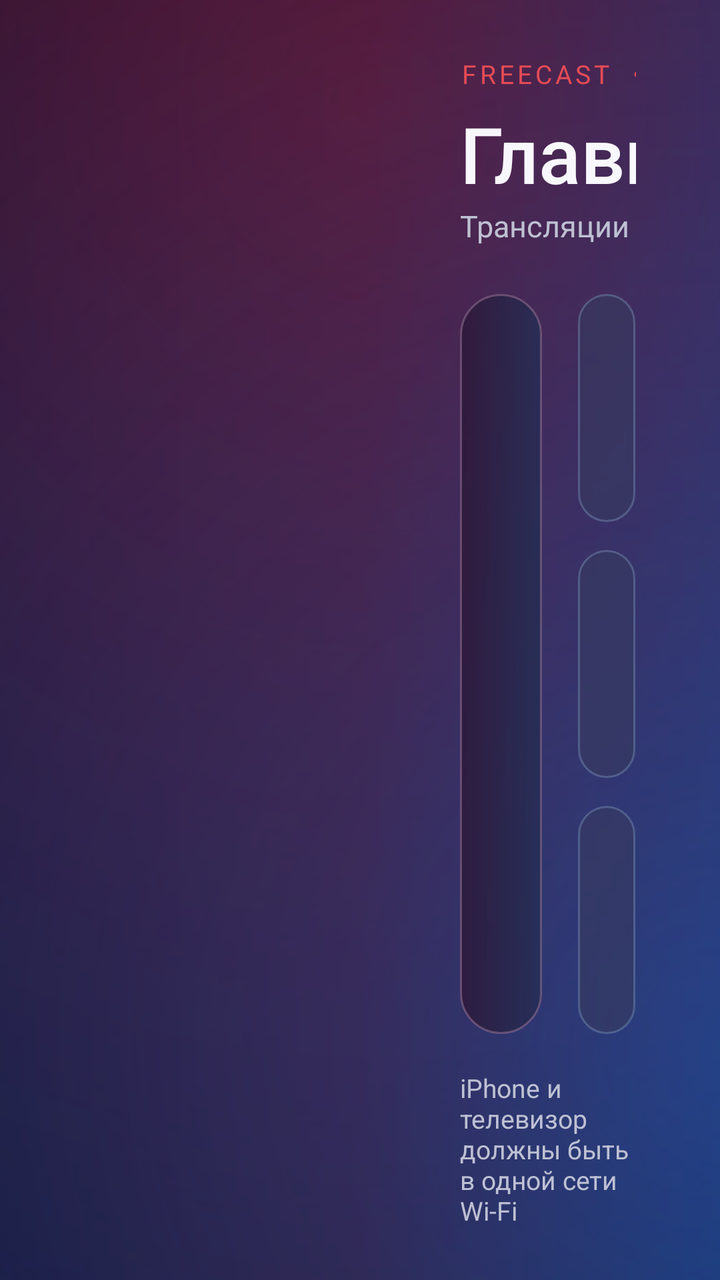
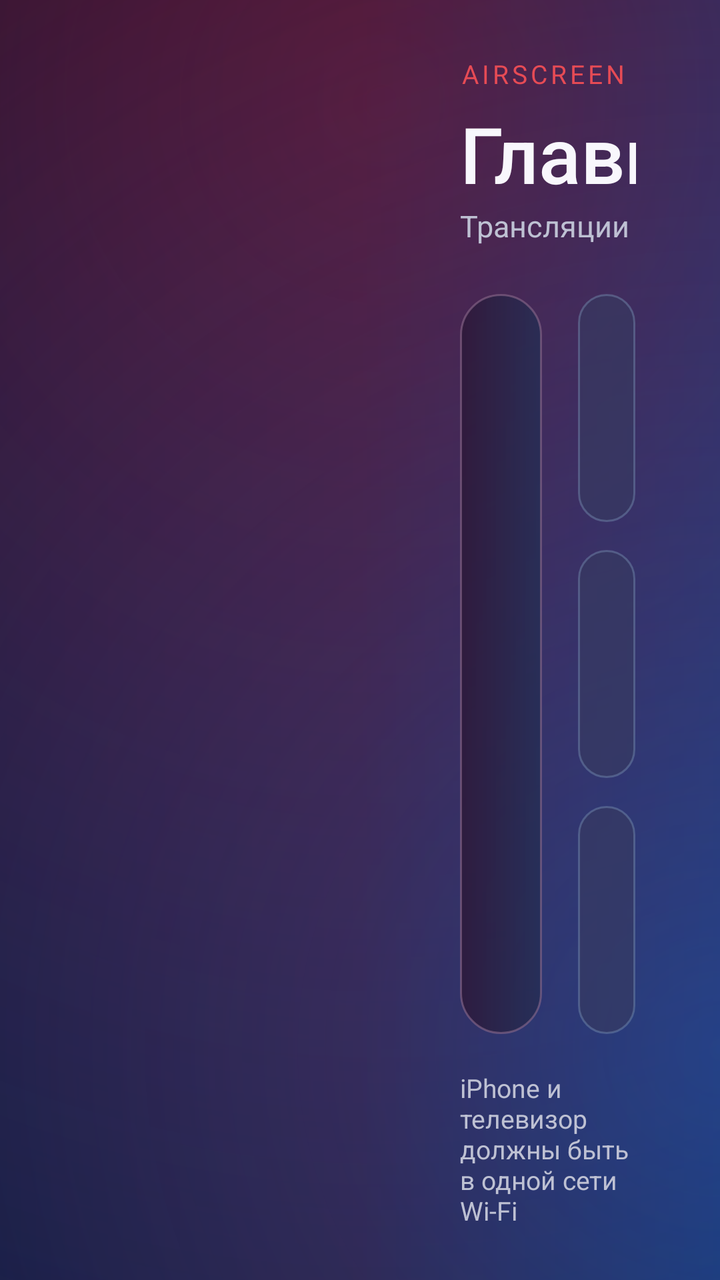

Before-and-after screenshots of an Android layout around one commit, followed by the original layout XML and the change that was made.
<!-- AndroidManifest.xml: activity theme Theme.AirTV -->
<!-- res/layout/activity_main.xml -->
<?xml version="1.0" encoding="utf-8"?>
<FrameLayout xmlns:android="http://schemas.android.com/apk/res/android"
    android:id="@+id/screen_root" android:layout_width="match_parent" android:layout_height="match_parent"
    android:background="@android:color/black" android:focusable="true" android:focusableInTouchMode="true">
    <SurfaceView android:id="@+id/surface" android:layout_width="match_parent" android:layout_height="match_parent" />
    <LinearLayout android:id="@+id/overlay" android:layout_width="match_parent" android:layout_height="match_parent"
        android:background="@drawable/bg_dashboard" android:orientation="horizontal">
        <LinearLayout android:id="@id/nav_rail" android:layout_width="192dp" android:layout_height="match_parent"
            android:orientation="vertical" />
        <LinearLayout android:layout_width="0dp" android:layout_height="match_parent" android:layout_weight="1"
            android:orientation="vertical" android:paddingStart="38dp" android:paddingTop="28dp"
            android:paddingEnd="42dp" android:paddingBottom="26dp">
            <LinearLayout android:layout_width="match_parent" android:layout_height="wrap_content"
                android:gravity="center_vertical" android:orientation="horizontal">
                <LinearLayout android:layout_width="0dp" android:layout_height="wrap_content" android:layout_weight="1"
                    android:orientation="vertical">
                    <TextView android:layout_width="wrap_content" android:layout_height="wrap_content"
                        android:text="FREECAST  •  AIRPLAY" android:textColor="@color/accent"
                        android:textSize="13sp" android:letterSpacing="0.13" />
                    <TextView android:layout_width="wrap_content" android:layout_height="wrap_content"
                        android:layout_marginTop="5dp" android:text="Главная" android:textColor="@color/foreground"
                        android:fontFamily="sans-serif-medium" android:textSize="39sp" />
                    <TextView android:layout_width="wrap_content" android:layout_height="wrap_content"
                        android:text="Трансляции и видео на большом экране" android:textColor="@color/muted" android:textSize="15sp" />
                </LinearLayout>
                <LinearLayout android:layout_width="wrap_content" android:layout_height="44dp"
                    android:background="@drawable/bg_status" android:gravity="center" android:orientation="horizontal"
                    android:paddingStart="16dp" android:paddingEnd="16dp">
                    <View android:id="@+id/status_indicator" android:layout_width="8dp" android:layout_height="8dp"
                        android:background="@drawable/bg_indicator" />
                    <ProgressBar android:id="@+id/status_progress" style="?android:attr/progressBarStyleSmall"
                        android:layout_width="16dp" android:layout_height="16dp" android:visibility="gone"
                        android:indeterminateTint="@color/accent" />
                    <TextView android:id="@+id/state_label" android:layout_width="wrap_content" android:layout_height="wrap_content"
                        android:layout_marginStart="10dp" android:text="@string/state_starting"
                        android:textColor="@color/foreground" android:textSize="14sp" />
                </LinearLayout>
            </LinearLayout>
            <LinearLayout android:layout_width="match_parent" android:layout_height="0dp" android:layout_weight="1"
                android:layout_marginTop="24dp" android:orientation="horizontal">
                <LinearLayout android:layout_width="0dp" android:layout_height="match_parent" android:layout_weight="1.18"
                    android:background="@drawable/bg_receiver_card" android:orientation="vertical" android:padding="27dp">
                    <TextView android:layout_width="match_parent" android:layout_height="wrap_content"
                        android:text="ПРИЁМНИК AIRPLAY" android:textColor="@color/accent" android:textSize="13sp" android:letterSpacing="0.12" />
                    <TextView android:id="@+id/receiver_name" android:layout_width="match_parent" android:layout_height="wrap_content"
                        android:layout_marginTop="12dp" android:text="@string/app_name" android:textColor="@color/foreground"
                        android:fontFamily="sans-serif-medium" android:textSize="38sp" android:maxLines="2" android:ellipsize="end" />
                    <TextView android:id="@+id/connection_info" android:layout_width="match_parent" android:layout_height="wrap_content"
                        android:layout_marginTop="8dp" android:textColor="@color/muted" android:textSize="14sp" />
                    <View android:layout_width="match_parent" android:layout_height="0dp" android:layout_weight="1" />
                    <TextView android:id="@+id/status" android:layout_width="match_parent" android:layout_height="wrap_content"
                        android:accessibilityLiveRegion="polite" android:maxLines="2" android:ellipsize="end"
                        android:text="@string/status_starting" android:textColor="@color/foreground"
                        android:fontFamily="sans-serif-medium" android:textSize="22sp" />
                    <TextView android:id="@+id/details" android:layout_width="match_parent" android:layout_height="wrap_content"
                        android:layout_marginTop="7dp" android:maxLines="3" android:ellipsize="end"
                        android:text="@string/detail_starting" android:textColor="@color/muted" android:textSize="14sp" />
                    <Button android:id="@+id/toggle_receiver" style="@style/FreeCast.PrimaryButton"
                        android:layout_width="match_parent" android:layout_height="58dp" android:layout_marginTop="24dp"
                        android:text="@string/action_start" />
                </LinearLayout>
                <LinearLayout android:layout_width="0dp" android:layout_height="match_parent" android:layout_weight="0.82"
                    android:layout_marginStart="18dp" android:orientation="vertical">
                    <Button android:id="@+id/quick_broadcasts" style="@style/FreeCast.TileButton"
                        android:layout_width="match_parent" android:layout_height="0dp" android:layout_weight="1"
                        android:text="▣   Трансляции матчей" />
                    <Button android:id="@+id/quick_share" style="@style/FreeCast.TileButton"
                        android:layout_width="match_parent" android:layout_height="0dp" android:layout_weight="1"
                        android:layout_marginTop="14dp" android:text="↗   Передать ссылку" />
                    <Button android:id="@+id/quick_vpn" style="@style/FreeCast.TileButton"
                        android:layout_width="match_parent" android:layout_height="0dp" android:layout_weight="1"
                        android:layout_marginTop="14dp" android:text="◇   VPN" />
                </LinearLayout>
            </LinearLayout>
            <LinearLayout android:layout_width="match_parent" android:layout_height="wrap_content"
                android:layout_marginTop="18dp" android:gravity="center_vertical" android:orientation="horizontal">
                <TextView android:layout_width="0dp" android:layout_height="wrap_content" android:layout_weight="1"
                    android:text="iPhone и телевизор должны быть в одной сети Wi-Fi" android:textColor="@color/muted" android:textSize="13sp" />
                <Button android:id="@+id/resume_button" style="@style/FreeCast.ActionButton"
                    android:layout_width="190dp" android:layout_height="56dp" android:text="@string/action_resume" android:visibility="gone" />
            </LinearLayout>
        </LinearLayout>
    </LinearLayout>
    <TextView android:id="@+id/playback_hint" android:layout_width="wrap_content" android:layout_height="wrap_content"
        android:layout_gravity="bottom|center_horizontal" android:layout_marginBottom="28dp"
        android:background="@drawable/bg_floating" android:paddingStart="22dp" android:paddingTop="12dp"
        android:paddingEnd="22dp" android:paddingBottom="12dp" android:text="@string/playback_controls_hint"
        android:textColor="@color/foreground" android:textSize="16sp" android:visibility="gone" />
</FrameLayout>
<!-- resources referenced by this layout -->
<resources>
  <color name="accent">#E64B55</color>
  <color name="foreground">#F8F7FC</color>
  <color name="muted">#BEC1D3</color>
  <!-- drawable bg_floating (drawable) -->
  <?xml version="1.0" encoding="utf-8"?>
  <shape xmlns:android="http://schemas.android.com/apk/res/android" android:shape="rectangle"><solid android:color="#E6172732" /><stroke android:width="1dp" android:color="#405765" /><corners android:radius="12dp" /></shape>
  <!-- drawable bg_indicator (drawable) -->
  <?xml version="1.0" encoding="utf-8"?>
  <shape xmlns:android="http://schemas.android.com/apk/res/android" android:shape="oval"><solid android:color="@color/accent" /></shape>
  <!-- drawable bg_receiver_card (drawable) -->
  <?xml version="1.0" encoding="utf-8"?>
  <shape xmlns:android="http://schemas.android.com/apk/res/android" android:shape="rectangle">
      <gradient android:angle="0" android:startColor="#D42C1737" android:endColor="#CC242D53" />
      <stroke android:width="1dp" android:color="#988B6A8C" />
      <corners android:radius="26dp" />
  </shape>
  <!-- drawable bg_status (drawable) -->
  <?xml version="1.0" encoding="utf-8"?>
  <shape xmlns:android="http://schemas.android.com/apk/res/android" android:shape="rectangle"><solid android:color="#192D37" /><corners android:radius="18dp" /></shape>
  <string name="action_resume">К трансляции</string>
  <string name="action_start">Запустить</string>
  <string name="app_name">FreeCast TV</string>
  <string name="detail_starting">Подготавливаем подключение к iPhone.</string>
  <string name="playback_controls_hint">OK или Назад — управление трансляцией</string>
  <string name="state_starting">Запуск</string>
  <string name="status_starting">Запускаем приёмник…</string>
  <style name="FreeCast.PrimaryButton" parent="FreeCast.ActionButton">
          <item name="android:background">@drawable/bg_button_primary</item>
      </style>
  <style name="FreeCast.TileButton" parent="FreeCast.ActionButton">
          <item name="android:textSize">21sp</item>
          <item name="android:gravity">center_vertical|start</item>
          <item name="android:paddingStart">24dp</item>
          <item name="android:paddingEnd">20dp</item>
          <item name="android:minHeight">114dp</item>
      </style>
  <style name="Theme.AirTV" parent="android:Theme.Material.NoActionBar.Fullscreen">
          <item name="android:windowBackground">@drawable/bg_dashboard</item>
          <item name="android:colorAccent">@color/accent</item>
          <item name="android:textColorPrimary">@color/foreground</item>
          <item name="android:textColorSecondary">@color/muted</item>
          <item name="android:fontFamily">sans-serif</item>
          <item name="android:navigationBarColor">@color/background</item>
      </style>
  <!-- drawable bg_button_primary (drawable) -->
  <?xml version="1.0" encoding="utf-8"?>
  <selector xmlns:android="http://schemas.android.com/apk/res/android">
      <item android:state_enabled="false"><shape><solid android:color="#855E414C" /><corners android:radius="16dp" /></shape></item>
      <item android:state_focused="true"><shape><solid android:color="@color/focus_surface" /><stroke android:width="3dp" android:color="@color/accent" /><corners android:radius="16dp" /></shape></item>
      <item android:state_pressed="true"><shape><solid android:color="#F1D7E0" /><corners android:radius="16dp" /></shape></item>
      <item><shape><solid android:color="@color/accent" /><corners android:radius="16dp" /></shape></item>
  </selector>
  <color name="background">#0B0C24</color>
  <color name="focus_surface">#F7F8FF</color>
  <!-- unchanged entries left out for length: 3 -->
</resources>

<!-- the commit's change to res/layout/activity_main.xml (unified diff, before → after) -->
@@ -15,7 +15,7 @@
                 <LinearLayout android:layout_width="0dp" android:layout_height="wrap_content" android:layout_weight="1"
                     android:orientation="vertical">
                     <TextView android:layout_width="wrap_content" android:layout_height="wrap_content"
-                        android:text="FREECAST  •  AIRPLAY" android:textColor="@color/accent"
+                        android:text="AIRSCREEN  •  AIRPLAY" android:textColor="@color/accent"
                         android:textSize="13sp" android:letterSpacing="0.13" />
                     <TextView android:layout_width="wrap_content" android:layout_height="wrap_content"
                         android:layout_marginTop="5dp" android:text="Главная" android:textColor="@color/foreground"
<!-- resource entries referenced after the edit -->
@@ -21,7 +21,7 @@
   <shape xmlns:android="http://schemas.android.com/apk/res/android" android:shape="rectangle"><solid android:color="#192D37" /><corners android:radius="18dp" /></shape>
   <string name="action_resume">К трансляции</string>
   <string name="action_start">Запустить</string>
-  <string name="app_name">FreeCast TV</string>
+  <string name="app_name">AirScreen</string>
   <string name="detail_starting">Подготавливаем подключение к iPhone.</string>
   <string name="playback_controls_hint">OK или Назад — управление трансляцией</string>
   <string name="state_starting">Запуск</string>
